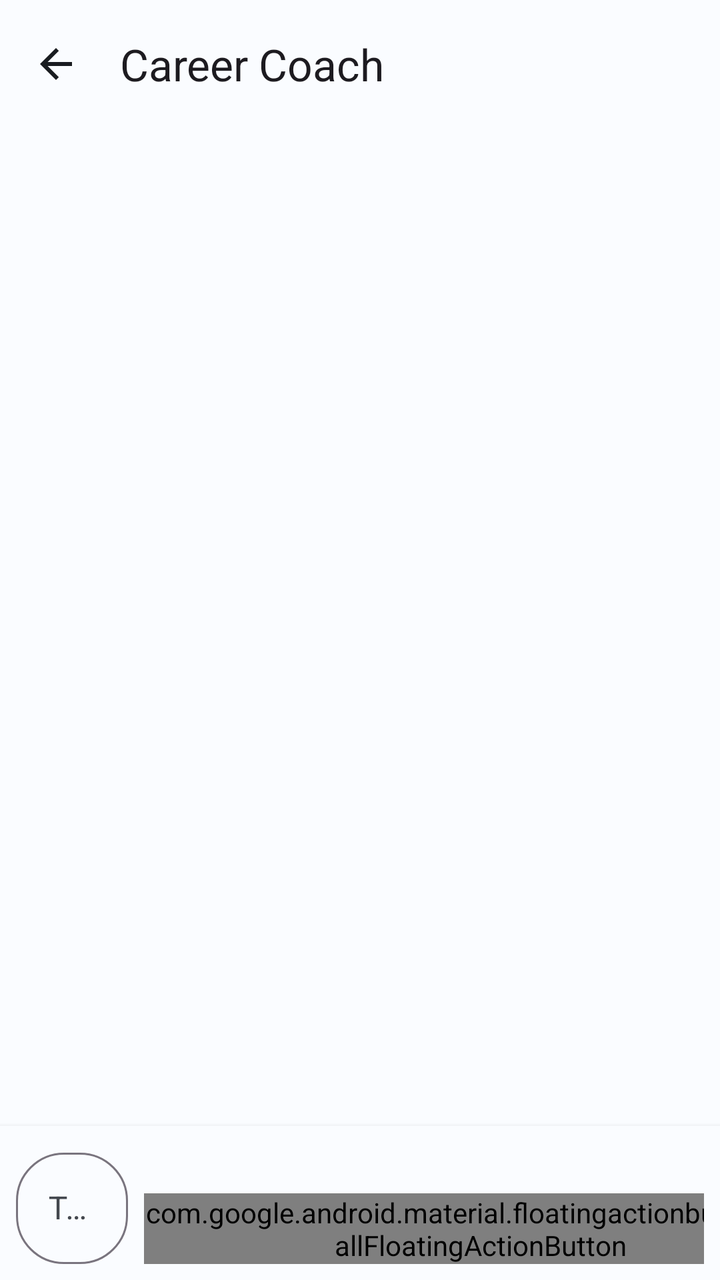
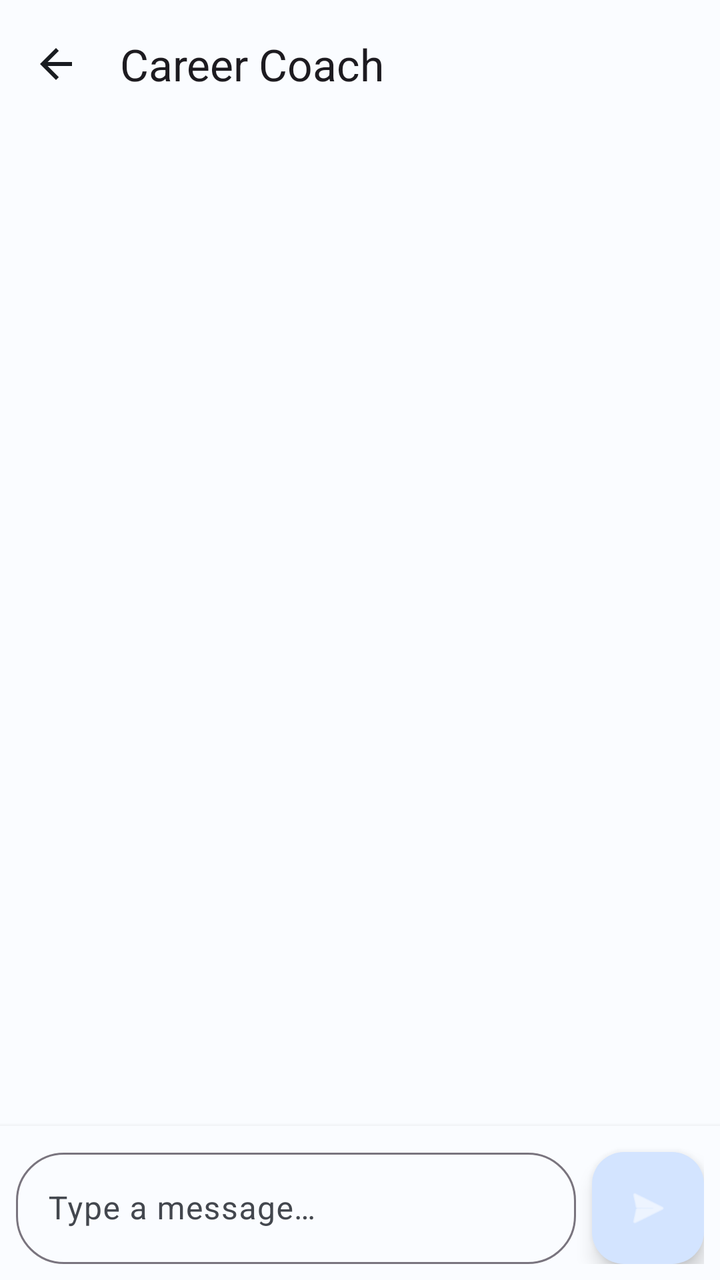

Before-and-after screenshots of an Android layout around one commit, followed by the original layout XML and the change that was made.
<!-- AndroidManifest.xml: application theme Theme.AIResumeBuilder -->
<!-- res/layout/activity_career_coach.xml -->
<?xml version="1.0" encoding="utf-8"?>
<androidx.constraintlayout.widget.ConstraintLayout
    xmlns:android="http://schemas.android.com/apk/res/android"
    xmlns:app="http://schemas.android.com/apk/res-auto"
    android:layout_width="match_parent"
    android:layout_height="match_parent">

    <com.google.android.material.appbar.AppBarLayout
        android:id="@+id/appBarLayout"
        android:layout_width="match_parent"
        android:layout_height="wrap_content"
        app:layout_constraintTop_toTopOf="parent"
        app:layout_constraintStart_toStartOf="parent"
        app:layout_constraintEnd_toEndOf="parent">

        <com.google.android.material.appbar.MaterialToolbar
            android:id="@+id/toolbar"
            android:layout_width="match_parent"
            android:layout_height="?attr/actionBarSize"
            app:title="@string/career_coach"
            app:navigationIcon="@drawable/ic_arrow_back" />
    </com.google.android.material.appbar.AppBarLayout>

    <androidx.recyclerview.widget.RecyclerView
        android:id="@+id/rvMessages"
        android:layout_width="0dp"
        android:layout_height="0dp"
        android:padding="8dp"
        android:clipToPadding="false"
        app:layout_constraintTop_toBottomOf="@id/appBarLayout"
        app:layout_constraintBottom_toTopOf="@id/llInput"
        app:layout_constraintStart_toStartOf="parent"
        app:layout_constraintEnd_toEndOf="parent" />

    
    <LinearLayout
        android:id="@+id/llTyping"
        android:layout_width="wrap_content"
        android:layout_height="wrap_content"
        android:orientation="horizontal"
        android:padding="12dp"
        android:visibility="gone"
        app:layout_constraintBottom_toTopOf="@id/llInput"
        app:layout_constraintStart_toStartOf="parent">

        <ProgressBar
            android:layout_width="20dp"
            android:layout_height="20dp"
            android:layout_marginEnd="8dp" />

        <TextView
            android:layout_width="wrap_content"
            android:layout_height="wrap_content"
            android:text="@string/ai_is_typing"
            android:textAppearance="?attr/textAppearanceBodySmall"
            android:textColor="?attr/colorOnSurfaceVariant" />
    </LinearLayout>

    
    <LinearLayout
        android:id="@+id/llInput"
        android:layout_width="0dp"
        android:layout_height="wrap_content"
        android:orientation="horizontal"
        android:padding="8dp"
        android:background="?attr/colorSurface"
        android:elevation="4dp"
        android:gravity="bottom"
        app:layout_constraintBottom_toBottomOf="parent"
        app:layout_constraintStart_toStartOf="parent"
        app:layout_constraintEnd_toEndOf="parent">

        <com.google.android.material.textfield.TextInputLayout
            android:id="@+id/tilMessage"
            style="@style/Widget.Material3.TextInputLayout.OutlinedBox"
            android:layout_width="0dp"
            android:layout_height="wrap_content"
            android:layout_weight="1"
            android:hint="@string/type_message"
            app:boxCornerRadiusTopStart="24dp"
            app:boxCornerRadiusTopEnd="24dp"
            app:boxCornerRadiusBottomStart="24dp"
            app:boxCornerRadiusBottomEnd="24dp">

            <com.google.android.material.textfield.TextInputEditText
                android:id="@+id/etMessage"
                android:layout_width="match_parent"
                android:layout_height="wrap_content"
                android:inputType="textMultiLine|textCapSentences"
                android:maxLines="4" />
        </com.google.android.material.textfield.TextInputLayout>

        <com.google.android.material.floatingactionbutton.SmallFloatingActionButton
            android:id="@+id/btnSend"
            android:layout_width="wrap_content"
            android:layout_height="wrap_content"
            android:layout_marginStart="8dp"
            android:src="@android:drawable/ic_menu_send"
            app:tint="@color/white" />
    </LinearLayout>

</androidx.constraintlayout.widget.ConstraintLayout>
<!-- resources referenced by this layout -->
<resources>
  <color name="white">#FFFFFF</color>
  <!-- drawable ic_arrow_back (drawable) -->
  <?xml version="1.0" encoding="utf-8"?>
  <vector xmlns:android="http://schemas.android.com/apk/res/android"
      android:width="24dp"
      android:height="24dp"
      android:viewportWidth="24"
      android:viewportHeight="24"
      android:tint="?attr/colorOnSurface">
      <path
          android:fillColor="@android:color/white"
          android:pathData="M20,11H7.83l5.59,-5.59L12,4l-8,8 8,8 1.41,-1.41L7.83,13H20v-2z"/>
  </vector>
  <string name="ai_is_typing">AI is typing…</string>
  <string name="career_coach">Career Coach</string>
  <string name="type_message">Type a message…</string>
  <style name="Theme.AIResumeBuilder" parent="Theme.Material3.Light.NoActionBar">
          <item name="colorPrimary">@color/primary</item>
          <item name="colorOnPrimary">@color/on_primary</item>
          <item name="colorPrimaryContainer">@color/primary_container</item>
          <item name="colorOnPrimaryContainer">@color/on_primary_container</item>
          <item name="colorSecondary">@color/secondary</item>
          <item name="colorSecondaryContainer">@color/secondary_container</item>
          <item name="colorTertiary">@color/tertiary</item>
          <item name="colorTertiaryContainer">@color/tertiary_container</item>
          <item name="colorError">@color/error</item>
          <item name="colorSurface">@color/surface</item>
          <item name="colorOnSurface">@color/on_surface</item>
          <item name="colorSurfaceVariant">@color/surface_variant</item>
          <item name="colorOnSurfaceVariant">@color/on_surface_variant</item>
          <item name="android:colorBackground">@color/background</item>
          <item name="android:statusBarColor">@android:color/transparent</item>
          <item name="android:windowLightStatusBar">true</item>
          <item name="android:navigationBarColor">@android:color/transparent</item>
          <item name="android:windowLightNavigationBar">true</item>
          <item name="shapeAppearanceMediumComponent">@style/ShapeAppearance.AIResumeBuilder.MediumComponent</item>
          <item name="shapeAppearanceLargeComponent">@style/ShapeAppearance.AIResumeBuilder.LargeComponent</item>
      </style>
  <color name="primary">#1565C0</color>
  <color name="on_primary">#FFFFFF</color>
  <color name="primary_container">#D3E4FF</color>
  <color name="on_primary_container">#001C3D</color>
  <color name="secondary">#535F70</color>
  <color name="secondary_container">#D7E3F7</color>
  <color name="tertiary">#6B5778</color>
  <color name="tertiary_container">#F2DAFF</color>
  <color name="error">#BA1A1A</color>
  <color name="surface">#FAFCFF</color>
  <color name="on_surface">#191C20</color>
  <color name="surface_variant">#DFE2EB</color>
  <color name="on_surface_variant">#43474E</color>
  <color name="background">#FAFCFF</color>
  <style name="ShapeAppearance.AIResumeBuilder.MediumComponent" parent="ShapeAppearance.Material3.MediumComponent">
          <item name="cornerSize">12dp</item>
      </style>
  <style name="ShapeAppearance.AIResumeBuilder.LargeComponent" parent="ShapeAppearance.Material3.LargeComponent">
          <item name="cornerSize">16dp</item>
      </style>
</resources>

<!-- the commit's change to res/layout/activity_career_coach.xml (unified diff, before → after) -->
@@ -90,12 +90,13 @@
                 android:maxLines="4" />
         </com.google.android.material.textfield.TextInputLayout>
 
-        <com.google.android.material.floatingactionbutton.SmallFloatingActionButton
+        <com.google.android.material.floatingactionbutton.FloatingActionButton
             android:id="@+id/btnSend"
             android:layout_width="wrap_content"
             android:layout_height="wrap_content"
             android:layout_marginStart="8dp"
             android:src="@android:drawable/ic_menu_send"
+            app:fabSize="mini"
             app:tint="@color/white" />
     </LinearLayout>
 
